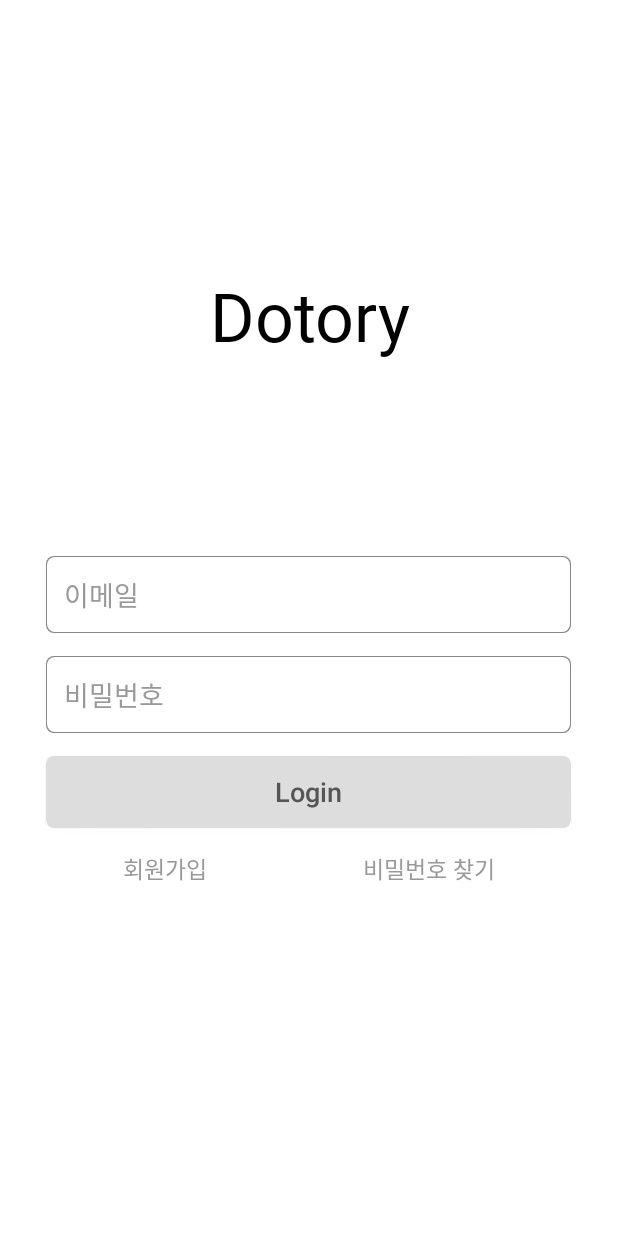
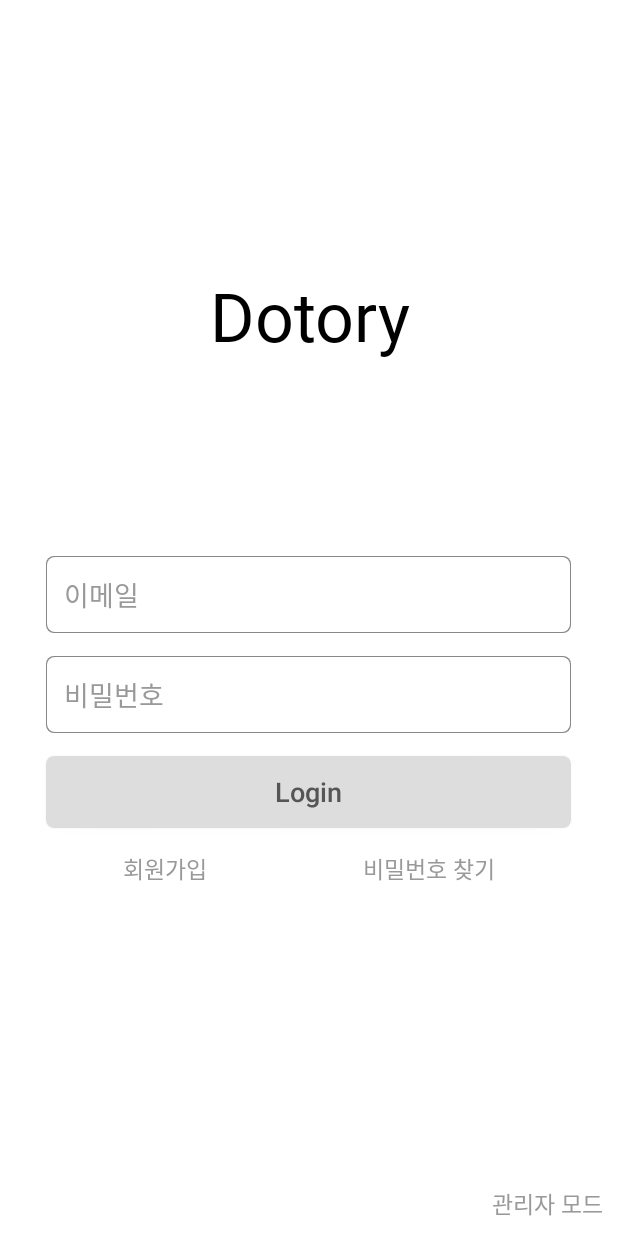
Before and after one commit to yj310/Dotory, an Android app: the screen it shows after launch (LoginActivity), on a phone screen of 412 x 824 dp. Run offline under Robolectric (Android 15) with nearby library versions, the phone set to English and light mode, and no system bars; our stand-ins replace Firebase (no records; nobody signed in at launch, a user with empty details on screens opened directly).

Commit message:
create manager login

```diff
--- a/Project/app/src/main/AndroidManifest.xml
+++ b/Project/app/src/main/AndroidManifest.xml
@@ -11,7 +11,8 @@
         android:roundIcon="@mipmap/ic_launcher_round"
         android:supportsRtl="true"
         android:theme="@style/AppTheme">
-        <activity android:name=".student.information.StudentInformationPushActivity"></activity>
+        <activity android:name=".manager.ManagerLoginActivity"></activity>
+        <activity android:name=".student.information.StudentInformationPushActivity" />
         <activity android:name=".student.information.StudentInformationAccountActivity" />
         <activity android:name=".student.information.StudentInformationModifyActivity" />
         <activity android:name=".student.information.StudentInformationDetailActivity" />
--- a/Project/app/src/main/res/layout/activity_login.xml
+++ b/Project/app/src/main/res/layout/activity_login.xml
@@ -10,6 +10,7 @@
         android:layout_height="0dp"
         android:layout_weight="0.45"
         android:orientation="vertical">
+
 
         <TextView
             android:layout_width="match_parent"
@@ -98,4 +99,24 @@
 
         </LinearLayout>
     </LinearLayout>
+    <LinearLayout
+        android:layout_width="match_parent"
+        android:layout_height="0dp"
+        android:layout_weight="0.15"
+        android:gravity="bottom"
+        android:orientation="vertical">
+        <TextView
+            android:id="@+id/manager_login_btn"
+            android:layout_width="wrap_content"
+            android:layout_height="wrap_content"
+            android:layout_gravity="right"
+            android:text="관리자 모드"
+            android:textColor="#999999"
+            android:paddingTop="10dp"
+            android:paddingBottom="10dp"
+            android:paddingRight="10dp"
+            android:paddingLeft="10dp"
+            android:textSize="15dp" />
+    </LinearLayout>
+
 </LinearLayout>
```
Also changed, not shown: Project/app/src/main/java/com/example/dotory/LoginActivity.java (+11 -1 lines), Project/app/src/main/java/com/example/dotory/manager/ManagerLoginActivity.java (added, +108 -0 lines), Project/app/src/main/java/com/example/dotory/manager/ManagerUser.java (added, +9 -0 lines), Project/app/src/main/res/layout/activity_manager_login.xml (added, +74 -0 lines).
